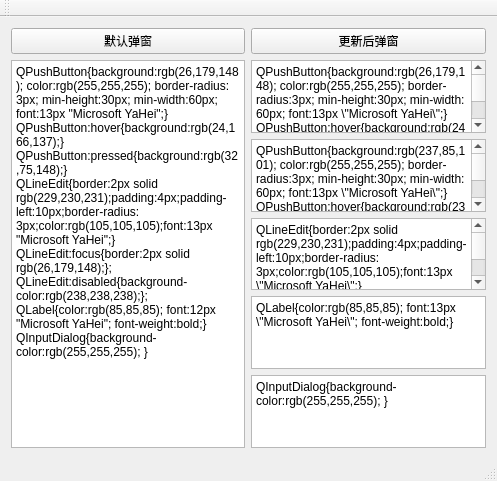
Before: the Qt Designer form PopDialogCss/mainwindow.ui in catcheroftime/QInputDialogCss, drawn with Qt 5.
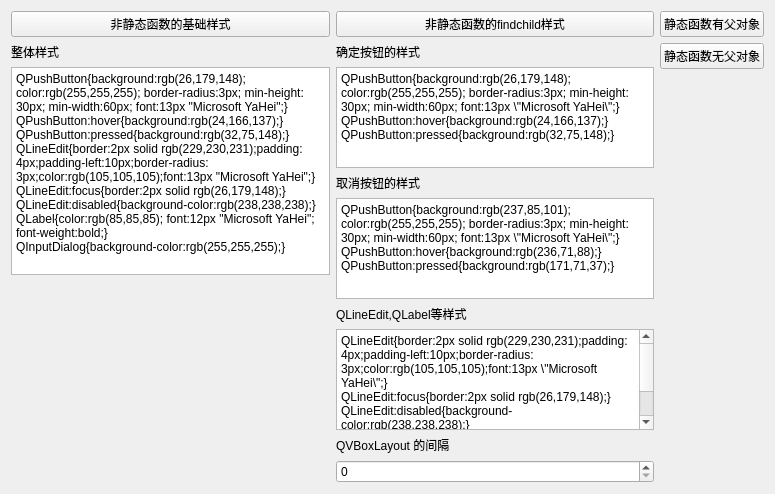
After: the same form once the commit is applied.

Commit message: 完成需要测试的整体内容

The edit to the form file:
```diff
--- a/PopDialogCss/mainwindow.ui
+++ b/PopDialogCss/mainwindow.ui
@@ -6,8 +6,8 @@
    <rect>
     <x>0</x>
     <y>0</y>
-    <width>497</width>
-    <height>481</height>
+    <width>775</width>
+    <height>494</height>
    </rect>
   </property>
   <property name="windowTitle">
@@ -20,7 +20,14 @@
       <item>
        <widget class="QPushButton" name="ptn_default">
         <property name="text">
-         <string>默认弹窗</string>
+         <string>非静态函数的基础样式</string>
+        </property>
+       </widget>
+      </item>
+      <item>
+       <widget class="QLabel" name="label_5">
+        <property name="text">
+         <string>整体样式</string>
         </property>
        </widget>
       </item>
@@ -35,13 +42,26 @@
 &lt;p style=&quot; margin-top:0px; margin-bottom:0px; margin-left:0px; margin-right:0px; -qt-block-indent:0; text-indent:0px;&quot;&gt;QPushButton:hover{background:rgb(24,166,137);}&lt;/p&gt;
 &lt;p style=&quot; margin-top:0px; margin-bottom:0px; margin-left:0px; margin-right:0px; -qt-block-indent:0; text-indent:0px;&quot;&gt;QPushButton:pressed{background:rgb(32,75,148);}&lt;/p&gt;
 &lt;p style=&quot; margin-top:0px; margin-bottom:0px; margin-left:0px; margin-right:0px; -qt-block-indent:0; text-indent:0px;&quot;&gt;QLineEdit{border:2px solid rgb(229,230,231);padding:4px;padding-left:10px;border-radius:3px;color:rgb(105,105,105);font:13px &amp;quot;Microsoft YaHei&amp;quot;;}&lt;/p&gt;
-&lt;p style=&quot; margin-top:0px; margin-bottom:0px; margin-left:0px; margin-right:0px; -qt-block-indent:0; text-indent:0px;&quot;&gt;QLineEdit:focus{border:2px solid rgb(26,179,148);};&lt;/p&gt;
-&lt;p style=&quot; margin-top:0px; margin-bottom:0px; margin-left:0px; margin-right:0px; -qt-block-indent:0; text-indent:0px;&quot;&gt;QLineEdit:disabled{background-color:rgb(238,238,238);};&lt;/p&gt;
+&lt;p style=&quot; margin-top:0px; margin-bottom:0px; margin-left:0px; margin-right:0px; -qt-block-indent:0; text-indent:0px;&quot;&gt;QLineEdit:focus{border:2px solid rgb(26,179,148);}&lt;/p&gt;
+&lt;p style=&quot; margin-top:0px; margin-bottom:0px; margin-left:0px; margin-right:0px; -qt-block-indent:0; text-indent:0px;&quot;&gt;QLineEdit:disabled{background-color:rgb(238,238,238);}&lt;/p&gt;
 &lt;p style=&quot; margin-top:0px; margin-bottom:0px; margin-left:0px; margin-right:0px; -qt-block-indent:0; text-indent:0px;&quot;&gt;QLabel{color:rgb(85,85,85); font:12px &amp;quot;Microsoft YaHei&amp;quot;; font-weight:bold;}&lt;/p&gt;
-&lt;p style=&quot; margin-top:0px; margin-bottom:0px; margin-left:0px; margin-right:0px; -qt-block-indent:0; text-indent:0px;&quot;&gt;QInputDialog{background-color:rgb(255,255,255); }&lt;/p&gt;&lt;/body&gt;&lt;/html&gt;</string>
+&lt;p style=&quot; margin-top:0px; margin-bottom:0px; margin-left:0px; margin-right:0px; -qt-block-indent:0; text-indent:0px;&quot;&gt;QInputDialog{background-color:rgb(255,255,255);}&lt;/p&gt;&lt;/body&gt;&lt;/html&gt;</string>
         </property>
        </widget>
       </item>
+      <item>
+       <spacer name="verticalSpacer_2">
+        <property name="orientation">
+         <enum>Qt::Vertical</enum>
+        </property>
+        <property name="sizeHint" stdset="0">
+         <size>
+          <width>20</width>
+          <height>40</height>
+         </size>
+        </property>
+       </spacer>
+      </item>
      </layout>
     </item>
     <item>
@@ -49,7 +69,14 @@
       <item>
        <widget class="QPushButton" name="ptn_new">
         <property name="text">
-         <string>更新后弹窗</string>
+         <string>非静态函数的findchild样式</string>
+        </property>
+       </widget>
+      </item>
+      <item>
+       <widget class="QLabel" name="label">
+        <property name="text">
+         <string>确定按钮的样式</string>
         </property>
        </widget>
       </item>
@@ -71,6 +98,13 @@
         </property>
        </widget>
       </item>
+      <item>
+       <widget class="QLabel" name="label_2">
+        <property name="text">
+         <string>取消按钮的样式</string>
+        </property>
+       </widget>
+      </item>
       <item>
        <widget class="QTextEdit" name="te_cancelbtn">
         <property name="html">
@@ -87,7 +121,14 @@
        </widget>
       </item>
       <item>
-       <widget class="QTextEdit" name="te_edit">
+       <widget class="QLabel" name="label_3">
+        <property name="text">
+         <string>QLineEdit,QLabel等样式</string>
+        </property>
+       </widget>
+      </item>
+      <item>
+       <widget class="QTextEdit" name="te_total">
         <property name="html">
          <string>&lt;!DOCTYPE HTML PUBLIC &quot;-//W3C//DTD HTML 4.0//EN&quot; &quot;http://www.w3.org/TR/REC-html40/strict.dtd&quot;&gt;
 &lt;html&gt;&lt;head&gt;&lt;meta name=&quot;qrichtext&quot; content=&quot;1&quot; /&gt;&lt;style type=&quot;text/css&quot;&gt;
@@ -95,7 +136,9 @@
 &lt;/style&gt;&lt;/head&gt;&lt;body style=&quot; font-family:'SimSun'; font-size:9pt; font-weight:400; font-style:normal;&quot;&gt;
 &lt;p style=&quot; margin-top:0px; margin-bottom:0px; margin-left:0px; margin-right:0px; -qt-block-indent:0; text-indent:0px;&quot;&gt;QLineEdit{border:2px solid rgb(229,230,231);padding:4px;padding-left:10px;border-radius:3px;color:rgb(105,105,105);font:13px \&amp;quot;Microsoft YaHei\&amp;quot;;} &lt;/p&gt;
 &lt;p style=&quot; margin-top:0px; margin-bottom:0px; margin-left:0px; margin-right:0px; -qt-block-indent:0; text-indent:0px;&quot;&gt;QLineEdit:focus{border:2px solid rgb(26,179,148);} &lt;/p&gt;
-&lt;p style=&quot; margin-top:0px; margin-bottom:0px; margin-left:0px; margin-right:0px; -qt-block-indent:0; text-indent:0px;&quot;&gt;QLineEdit:disabled{background-color:rgb(238,238,238);}&lt;/p&gt;&lt;/body&gt;&lt;/html&gt;</string>
+&lt;p style=&quot; margin-top:0px; margin-bottom:0px; margin-left:0px; margin-right:0px; -qt-block-indent:0; text-indent:0px;&quot;&gt;QLineEdit:disabled{background-color:rgb(238,238,238);}&lt;/p&gt;
+&lt;p style=&quot; margin-top:0px; margin-bottom:0px; margin-left:0px; margin-right:0px; -qt-block-indent:0; text-indent:0px;&quot;&gt;QLabel{color:rgb(85,85,85); font:12px \&amp;quot;Microsoft YaHei\&amp;quot;; font-weight:bold;}&lt;/p&gt;
+&lt;p style=&quot; margin-top:0px; margin-bottom:0px; margin-left:0px; margin-right:0px; -qt-block-indent:0; text-indent:0px;&quot;&gt;QInputDialog{background-color:rgb(255,255,255); }&lt;/p&gt;&lt;/body&gt;&lt;/html&gt;</string>
         </property>
         <property name="placeholderText">
          <string>输入框的样式</string>
@@ -103,56 +146,63 @@
        </widget>
       </item>
       <item>
-       <widget class="QTextEdit" name="te_lable">
-        <property name="html">
-         <string>&lt;!DOCTYPE HTML PUBLIC &quot;-//W3C//DTD HTML 4.0//EN&quot; &quot;http://www.w3.org/TR/REC-html40/strict.dtd&quot;&gt;
-&lt;html&gt;&lt;head&gt;&lt;meta name=&quot;qrichtext&quot; content=&quot;1&quot; /&gt;&lt;style type=&quot;text/css&quot;&gt;
-p, li { white-space: pre-wrap; }
-&lt;/style&gt;&lt;/head&gt;&lt;body style=&quot; font-family:'SimSun'; font-size:9pt; font-weight:400; font-style:normal;&quot;&gt;
-&lt;p style=&quot; margin-top:0px; margin-bottom:0px; margin-left:0px; margin-right:0px; -qt-block-indent:0; text-indent:0px;&quot;&gt;QLabel{color:rgb(85,85,85); font:13px \&amp;quot;Microsoft YaHei\&amp;quot;; font-weight:bold;}&lt;/p&gt;&lt;/body&gt;&lt;/html&gt;</string>
+       <widget class="QLabel" name="label_4">
+        <property name="text">
+         <string>QVBoxLayout 的间隔</string>
         </property>
-        <property name="placeholderText">
-         <string>Label 的样式</string>
-        </property>
        </widget>
       </item>
       <item>
-       <widget class="QTextEdit" name="te_total">
-        <property name="html">
-         <string>&lt;!DOCTYPE HTML PUBLIC &quot;-//W3C//DTD HTML 4.0//EN&quot; &quot;http://www.w3.org/TR/REC-html40/strict.dtd&quot;&gt;
-&lt;html&gt;&lt;head&gt;&lt;meta name=&quot;qrichtext&quot; content=&quot;1&quot; /&gt;&lt;style type=&quot;text/css&quot;&gt;
-p, li { white-space: pre-wrap; }
-&lt;/style&gt;&lt;/head&gt;&lt;body style=&quot; font-family:'SimSun'; font-size:9pt; font-weight:400; font-style:normal;&quot;&gt;
-&lt;p style=&quot; margin-top:0px; margin-bottom:0px; margin-left:0px; margin-right:0px; -qt-block-indent:0; text-indent:0px;&quot;&gt;QInputDialog{background-color:rgb(255,255,255); }&lt;/p&gt;&lt;/body&gt;&lt;/html&gt;</string>
+       <widget class="QSpinBox" name="spinBox"/>
+      </item>
+      <item>
+       <spacer name="verticalSpacer">
+        <property name="orientation">
+         <enum>Qt::Vertical</enum>
         </property>
-        <property name="placeholderText">
-         <string>整体背景色等样式</string>
+        <property name="sizeHint" stdset="0">
+         <size>
+          <width>20</width>
+          <height>40</height>
+         </size>
         </property>
+       </spacer>
+      </item>
+     </layout>
+    </item>
+    <item>
+     <layout class="QVBoxLayout" name="verticalLayout_3">
+      <item>
+       <widget class="QPushButton" name="ptn_hasparent">
+        <property name="text">
+         <string>静态函数有父对象</string>
+        </property>
        </widget>
       </item>
+      <item>
+       <widget class="QPushButton" name="ptn_noparent">
+        <property name="text">
+         <string>静态函数无父对象</string>
+        </property>
+       </widget>
+      </item>
+      <item>
+       <spacer name="verticalSpacer_3">
+        <property name="orientation">
+         <enum>Qt::Vertical</enum>
+        </property>
+        <property name="sizeHint" stdset="0">
+         <size>
+          <width>20</width>
+          <height>40</height>
+         </size>
+        </property>
+       </spacer>
+      </item>
      </layout>
     </item>
    </layout>
   </widget>
-  <widget class="QMenuBar" name="menuBar">
-   <property name="geometry">
-    <rect>
-     <x>0</x>
-     <y>0</y>
-     <width>497</width>
-     <height>23</height>
-    </rect>
-   </property>
-  </widget>
-  <widget class="QToolBar" name="mainToolBar">
-   <attribute name="toolBarArea">
-    <enum>TopToolBarArea</enum>
-   </attribute>
-   <attribute name="toolBarBreak">
-    <bool>false</bool>
-   </attribute>
-  </widget>
-  <widget class="QStatusBar" name="statusBar"/>
  </widget>
  <layoutdefault spacing="6" margin="11"/>
  <resources/>
```
The commit also changes 3 other files.
